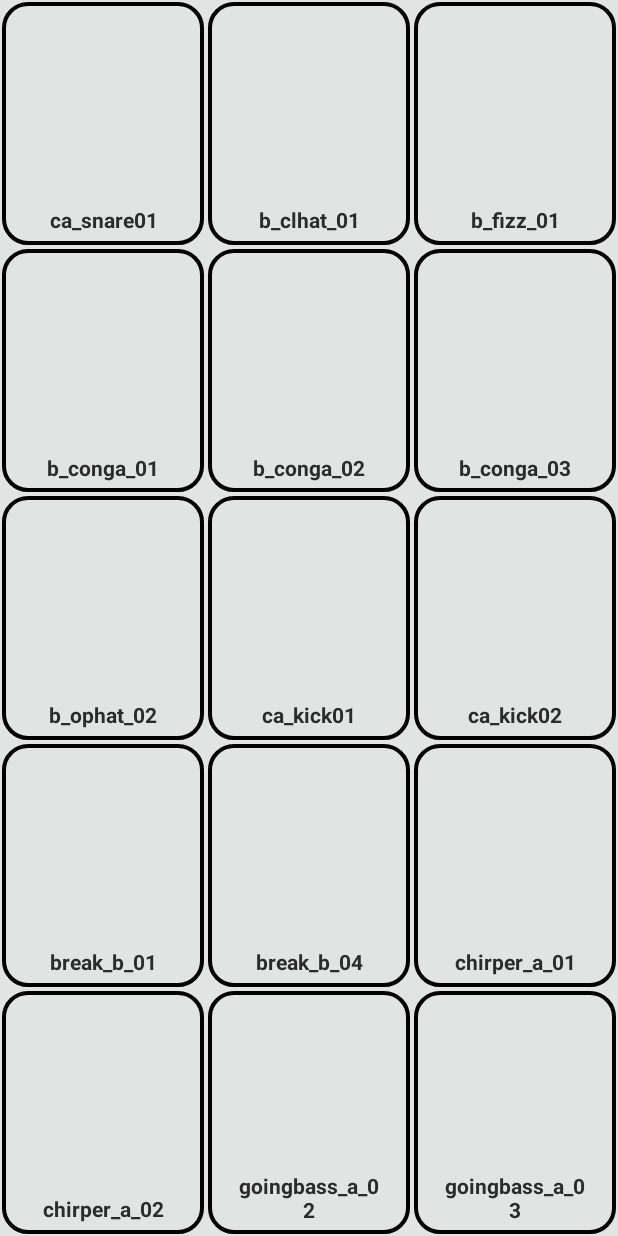
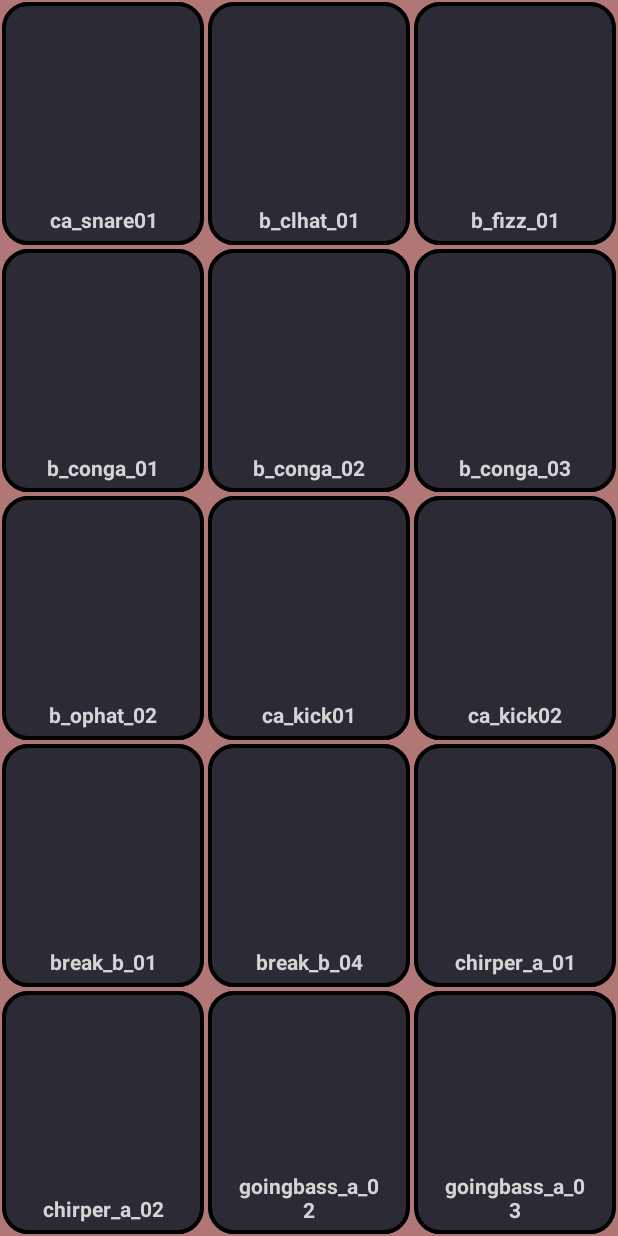
Before and after one commit to chikaharu11/Instant_DrumPad_B, an Android app: the layout activity_main.xml on its own in the app's theme, with its tools: preview values and no code run, on a phone screen of 412 x 824 dp. Run offline under Robolectric (Android 15) with nearby library versions, the phone set to English and light mode, and no system bars; network calls fail.

Commit message:
add color

```diff
--- a/app/src/main/res/drawable/square.xml
+++ b/app/src/main/res/drawable/square.xml
@@ -4,6 +4,6 @@
     android:viewportWidth="32"
     android:viewportHeight="32">
   <path
-      android:fillColor="#e2e3e3"
+      android:fillColor="#2c2a34"
       android:pathData="M4,0L28,0A4,4 0,0 1,32 4L32,28A4,4 0,0 1,28 32L4,32A4,4 0,0 1,0 28L0,4A4,4 0,0 1,4 0z"/>
 </vector>
--- a/app/src/main/res/layout-land/activity_main.xml
+++ b/app/src/main/res/layout-land/activity_main.xml
@@ -4,7 +4,7 @@
     xmlns:tools="http://schemas.android.com/tools"
     android:layout_width="match_parent"
     android:layout_height="match_parent"
-    android:background="#e2e3e3"
+    android:background="#B17676"
     android:gravity="center"
     android:orientation="vertical"
     tools:context=".MainActivity"
@@ -288,7 +288,7 @@
         android:text="@string/textView"
         android:ems="6"
         android:gravity="center"
-        android:textColor="#2b2b2b"
+        android:textColor="#d5d4d5"
         android:textStyle="bold"
         app:layout_constraintBottom_toBottomOf="@+id/imageView"
         app:layout_constraintEnd_toEndOf="@+id/imageView"
@@ -305,7 +305,7 @@
         android:text="@string/textView"
         android:ems="6"
         android:gravity="center"
-        android:textColor="#2b2b2b"
+        android:textColor="#d5d4d5"
         android:textStyle="bold"
         app:layout_constraintBottom_toBottomOf="@+id/imageView2"
         app:layout_constraintEnd_toEndOf="@+id/imageView2"
@@ -322,7 +322,7 @@
         android:text="@string/textView"
         android:ems="6"
         android:gravity="center"
-        android:textColor="#2b2b2b"
+        android:textColor="#d5d4d5"
         android:textStyle="bold"
         app:layout_constraintBottom_toBottomOf="@+id/imageView3"
         app:layout_constraintEnd_toEndOf="@+id/imageView3"
@@ -339,7 +339,7 @@
         android:text="@string/textView"
         android:ems="6"
         android:gravity="center"
-        android:textColor="#2b2b2b"
+        android:textColor="#d5d4d5"
         android:textStyle="bold"
         app:layout_constraintBottom_toBottomOf="@+id/imageView4"
         app:layout_constraintEnd_toEndOf="@+id/imageView4"
@@ -356,7 +356,7 @@
         android:text="@string/textView"
         android:ems="6"
         android:gravity="center"
-        android:textColor="#2b2b2b"
+        android:textColor="#d5d4d5"
         android:textStyle="bold"
         app:layout_constraintBottom_toBottomOf="@+id/imageView5"
         app:layout_constraintEnd_toEndOf="@+id/imageView5"
@@ -373,7 +373,7 @@
         android:text="@string/textView"
         android:ems="6"
         android:gravity="center"
-        android:textColor="#2b2b2b"
+        android:textColor="#d5d4d5"
         android:textStyle="bold"
         app:layout_constraintBottom_toBottomOf="@+id/imageView6"
         app:layout_constraintEnd_toEndOf="@+id/imageView6"
@@ -390,7 +390,7 @@
         android:text="@string/textView"
         android:ems="6"
         android:gravity="center"
-        android:textColor="#2b2b2b"
+        android:textColor="#d5d4d5"
         android:textStyle="bold"
         app:layout_constraintBottom_toBottomOf="@+id/imageView7"
         app:layout_constraintEnd_toEndOf="@+id/imageView7"
@@ -407,7 +407,7 @@
         android:text="@string/textView"
         android:ems="6"
         android:gravity="center"
-        android:textColor="#2b2b2b"
+        android:textColor="#d5d4d5"
         android:textStyle="bold"
         app:layout_constraintBottom_toBottomOf="@+id/imageView8"
         app:layout_constraintEnd_toEndOf="@+id/imageView8"
@@ -424,7 +424,7 @@
         android:text="@string/textView"
         android:ems="6"
         android:gravity="center"
-        android:textColor="#2b2b2b"
+        android:textColor="#d5d4d5"
         android:textStyle="bold"
         app:layout_constraintBottom_toBottomOf="@+id/imageView9"
         app:layout_constraintEnd_toEndOf="@+id/imageView9"
@@ -441,7 +441,7 @@
         android:text="@string/textView"
         android:ems="6"
         android:gravity="center"
-        android:textColor="#2b2b2b"
+        android:textColor="#d5d4d5"
         android:textStyle="bold"
         app:layout_constraintBottom_toBottomOf="@+id/imageView10"
         app:layout_constraintEnd_toEndOf="@+id/imageView10"
@@ -458,7 +458,7 @@
         android:text="@string/textView"
         android:ems="6"
         android:gravity="center"
-        android:textColor="#2b2b2b"
+        android:textColor="#d5d4d5"
         android:textStyle="bold"
         app:layout_constraintBottom_toBottomOf="@+id/imageView11"
         app:layout_constraintEnd_toEndOf="@+id/imageView11"
@@ -475,7 +475,7 @@
         android:text="@string/textView"
         android:ems="6"
         android:gravity="center"
-        android:textColor="#2b2b2b"
+        android:textColor="#d5d4d5"
         android:textStyle="bold"
         app:layout_constraintBottom_toBottomOf="@+id/imageView12"
         app:layout_constraintEnd_toEndOf="@+id/imageView12"
@@ -492,7 +492,7 @@
         android:text="@string/textView"
         android:ems="6"
         android:gravity="center"
-        android:textColor="#2b2b2b"
+        android:textColor="#d5d4d5"
         android:textStyle="bold"
         app:layout_constraintBottom_toBottomOf="@+id/imageView13"
         app:layout_constraintEnd_toEndOf="@+id/imageView13"
@@ -509,7 +509,7 @@
         android:text="@string/textView"
         android:ems="6"
         android:gravity="center"
-        android:textColor="#2b2b2b"
+        android:textColor="#d5d4d5"
         android:textStyle="bold"
         app:layout_constraintBottom_toBottomOf="@+id/imageView14"
         app:layout_constraintEnd_toEndOf="@+id/imageView14"
@@ -526,7 +526,7 @@
         android:text="@string/textView"
         android:ems="6"
         android:gravity="center"
-        android:textColor="#2b2b2b"
+        android:textColor="#d5d4d5"
         android:textStyle="bold"
         app:layout_constraintBottom_toBottomOf="@+id/imageView15"
         app:layout_constraintEnd_toEndOf="@+id/imageView15"
--- a/app/src/main/res/layout/activity_main.xml
+++ b/app/src/main/res/layout/activity_main.xml
@@ -4,7 +4,7 @@
     xmlns:tools="http://schemas.android.com/tools"
     android:layout_width="match_parent"
     android:layout_height="match_parent"
-    android:background="#e2e3e3"
+    android:background="#B17676"
     android:gravity="center"
     android:orientation="vertical"
     tools:context=".MainActivity">
@@ -288,7 +288,7 @@
         android:gravity="center"
         android:text="@string/textView"
         android:textAllCaps="false"
-        android:textColor="#2b2b2b"
+        android:textColor="#d5d4d5"
         android:textStyle="bold"
         app:layout_constraintBottom_toBottomOf="@+id/imageView"
         app:layout_constraintEnd_toEndOf="@+id/imageView"
@@ -305,7 +305,7 @@
         android:text="@string/textView2"
         android:ems="6"
         android:gravity="center"
-        android:textColor="#2b2b2b"
+        android:textColor="#d5d4d5"
         android:textStyle="bold"
         app:layout_constraintBottom_toBottomOf="@+id/imageView2"
         app:layout_constraintEnd_toEndOf="@+id/imageView2"
@@ -322,7 +322,7 @@
         android:text="@string/textView3"
         android:ems="6"
         android:gravity="center"
-        android:textColor="#2b2b2b"
+        android:textColor="#d5d4d5"
         android:textStyle="bold"
         app:layout_constraintBottom_toBottomOf="@+id/imageView3"
         app:layout_constraintEnd_toEndOf="@+id/imageView3"
@@ -339,7 +339,7 @@
         android:text="@string/textView4"
         android:ems="6"
         android:gravity="center"
-        android:textColor="#2b2b2b"
+        android:textColor="#d5d4d5"
         android:textStyle="bold"
         app:layout_constraintBottom_toBottomOf="@+id/imageView4"
         app:layout_constraintEnd_toEndOf="@+id/imageView4"
@@ -356,7 +356,7 @@
         android:text="@string/textView5"
         android:ems="6"
         android:gravity="center"
-        android:textColor="#2b2b2b"
+        android:textColor="#d5d4d5"
         android:textStyle="bold"
         app:layout_constraintBottom_toBottomOf="@+id/imageView5"
         app:layout_constraintEnd_toEndOf="@+id/imageView5"
@@ -373,7 +373,7 @@
         android:text="@string/textView6"
         android:ems="6"
         android:gravity="center"
-        android:textColor="#2b2b2b"
+        android:textColor="#d5d4d5"
         android:textStyle="bold"
         app:layout_constraintBottom_toBottomOf="@+id/imageView6"
         app:layout_constraintEnd_toEndOf="@+id/imageView6"
@@ -390,7 +390,7 @@
         android:text="@string/textView7"
         android:ems="6"
         android:gravity="center"
-        android:textColor="#2b2b2b"
+        android:textColor="#d5d4d5"
         android:textStyle="bold"
         app:layout_constraintBottom_toBottomOf="@+id/imageView7"
         app:layout_constraintEnd_toEndOf="@+id/imageView7"
@@ -407,7 +407,7 @@
         android:text="@string/textView8"
         android:ems="6"
         android:gravity="center"
-        android:textColor="#2b2b2b"
+        android:textColor="#d5d4d5"
         android:textStyle="bold"
         app:layout_constraintBottom_toBottomOf="@+id/imageView8"
         app:layout_constraintEnd_toEndOf="@+id/imageView8"
@@ -424,7 +424,7 @@
         android:text="@string/textView9"
         android:ems="6"
         android:gravity="center"
-        android:textColor="#2b2b2b"
+        android:textColor="#d5d4d5"
         android:textStyle="bold"
         app:layout_constraintBottom_toBottomOf="@+id/imageView9"
         app:layout_constraintEnd_toEndOf="@+id/imageView9"
@@ -441,7 +441,7 @@
         android:text="@string/textView10"
         android:ems="6"
         android:gravity="center"
-        android:textColor="#2b2b2b"
+        android:textColor="#d5d4d5"
         android:textStyle="bold"
         app:layout_constraintBottom_toBottomOf="@+id/imageView10"
         app:layout_constraintEnd_toEndOf="@+id/imageView10"
@@ -458,7 +458,7 @@
         android:text="@string/textView11"
         android:ems="6"
         android:gravity="center"
-        android:textColor="#2b2b2b"
+        android:textColor="#d5d4d5"
         android:textStyle="bold"
         app:layout_constraintBottom_toBottomOf="@+id/imageView11"
         app:layout_constraintEnd_toEndOf="@+id/imageView11"
@@ -475,7 +475,7 @@
         android:text="@string/textView12"
         android:ems="6"
         android:gravity="center"
-        android:textColor="#2b2b2b"
+        android:textColor="#d5d4d5"
         android:textStyle="bold"
         app:layout_constraintBottom_toBottomOf="@+id/imageView12"
         app:layout_constraintEnd_toEndOf="@+id/imageView12"
@@ -492,7 +492,7 @@
         android:text="@string/textView13"
         android:ems="6"
         android:gravity="center"
-        android:textColor="#2b2b2b"
+        android:textColor="#d5d4d5"
         android:textStyle="bold"
         app:layout_constraintBottom_toBottomOf="@+id/imageView13"
         app:layout_constraintEnd_toEndOf="@+id/imageView13"
@@ -509,7 +509,7 @@
         android:text="@string/textView14"
         android:ems="6"
         android:gravity="center"
-        android:textColor="#2b2b2b"
+        android:textColor="#d5d4d5"
         android:textStyle="bold"
         app:layout_constraintBottom_toBottomOf="@+id/imageView14"
         app:layout_constraintEnd_toEndOf="@+id/imageView14"
@@ -527,7 +527,7 @@
         android:fontFamily="sans-serif"
         android:gravity="center"
         android:text="@string/textView15"
-        android:textColor="#2b2b2b"
+        android:textColor="#d5d4d5"
         android:textStyle="bold"
         app:layout_constraintBottom_toBottomOf="@+id/imageView15"
         app:layout_constraintEnd_toEndOf="@+id/imageView15"
--- a/app/src/main/res/values/styles.xml
+++ b/app/src/main/res/values/styles.xml
@@ -19,8 +19,8 @@
         <item name="android:autoSizeTextType">uniform</item>
     </style>
 
-    <color name="colorPrimary">#5A5A66</color>
-    <color name="colorPrimaryDark">#e2e3e3</color>
+    <color name="colorPrimary">#A66464</color>
+    <color name="colorPrimaryDark">#EDCB96</color>
     <color name="colorAccent">#8BC34A</color>
-    <color name="colorControlHighlight">#EC7357</color>
+    <color name="colorControlHighlight">#F06A71</color>
 </resources>
```
